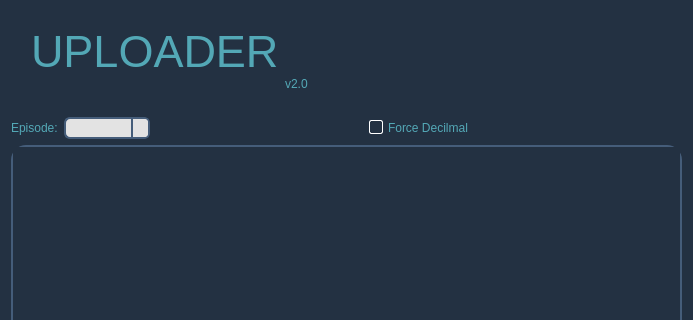
Above: app/plugins/uploader/ui/uploader.ui from otmbneto/BirdoApp before the change; both pictures show x 0 to 693 and y 0 to 320 of the 693 by 684 pixel window. Below: the same form after it.
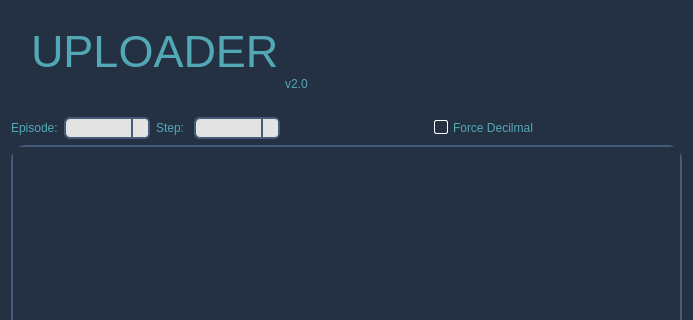
That is the form after the change.

Commit message: Added folder item and global step options

Diff of the .ui file:
```diff
--- a/app/plugins/uploader/ui/uploader.ui
+++ b/app/plugins/uploader/ui/uploader.ui
@@ -305,7 +305,7 @@
     </spacer>
    </item>
    <item>
-    <layout class="QHBoxLayout" name="horizontalLayout_2" stretch="0,0,2">
+    <layout class="QHBoxLayout" name="horizontalLayout_2" stretch="0,0,0,0,2">
      <item>
       <widget class="QLabel" name="label">
        <property name="text">
@@ -316,6 +316,16 @@
      <item>
       <widget class="QComboBox" name="globalEpisodes"/>
      </item>
+     <item>
+      <widget class="QLabel" name="label_4">
+       <property name="text">
+        <string>Step: </string>
+       </property>
+      </widget>
+     </item>
+     <item>
+      <widget class="QComboBox" name="globalSteps"/>
+     </item>
      <item alignment="Qt::AlignHCenter">
       <widget class="QCheckBox" name="checkDecimal">
        <property name="text">
```
Left out of the diff: 2 changed lines with no effect on the pictures. The commit also changes 2 other files.
